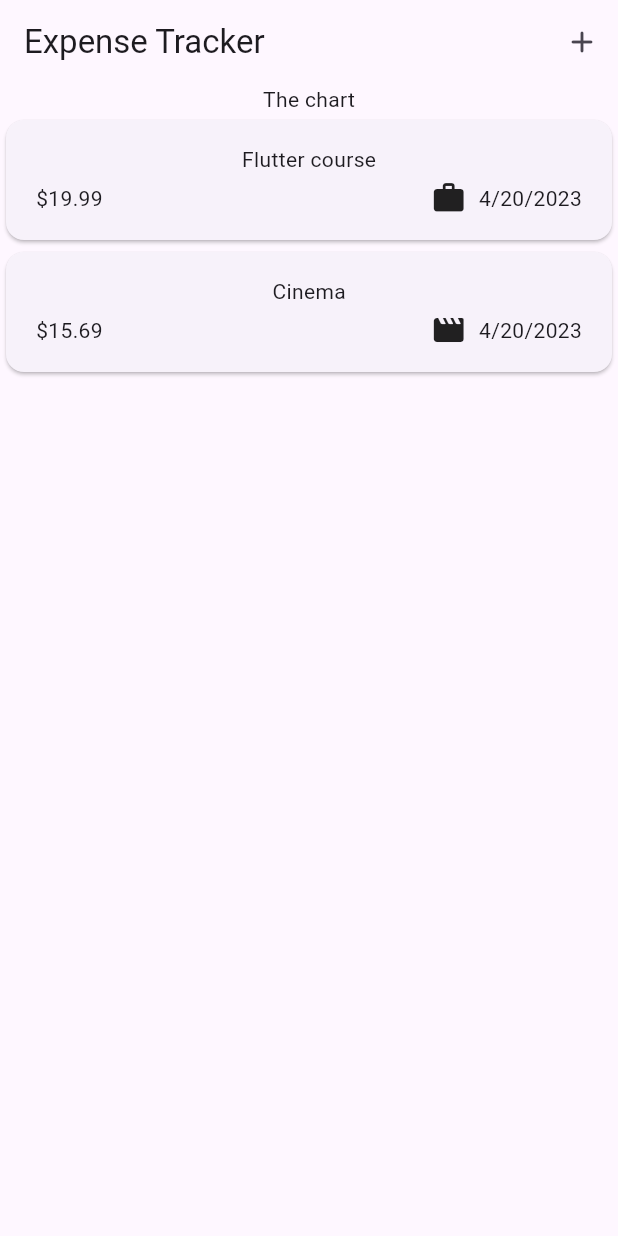
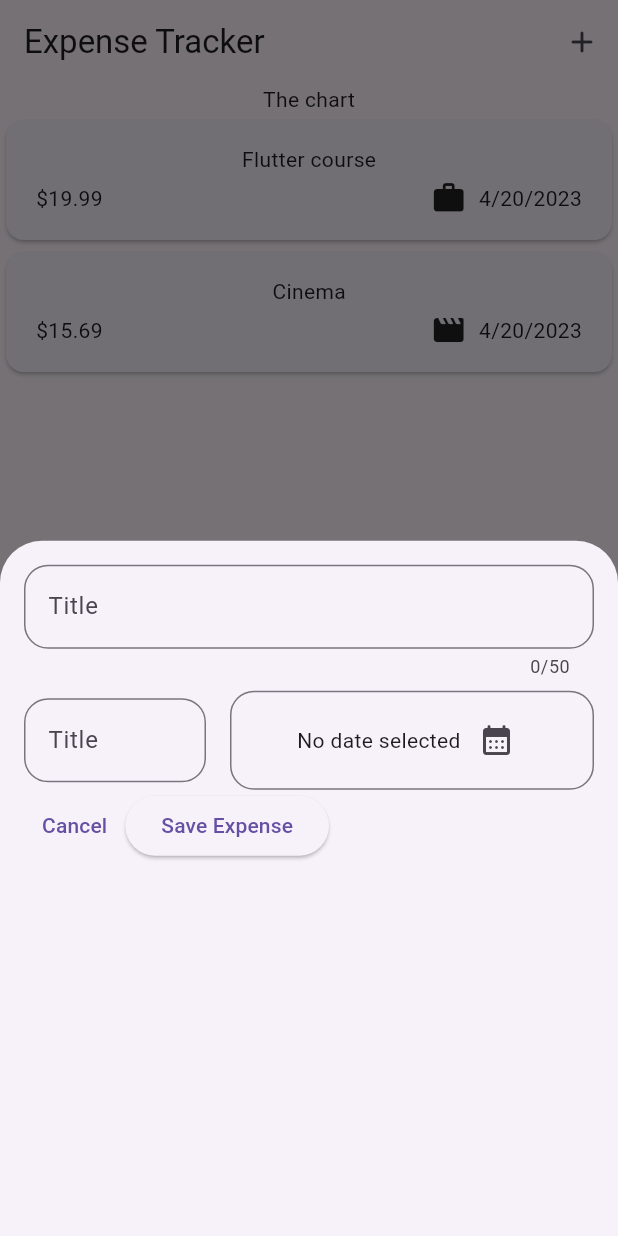
Before and after one commit to jsare/expense_tracker, a Flutter app: the screen it shows after launch, after a tap on the "add" icon, on a phone screen of 412 x 824 dp. Run offline on Flutter 3.47's test engine with Material 2 defaults, Android fonts, the phone set to English and light mode, and no system bars.

Commit message:
Add date picker

```diff
--- a/lib/expense_screen.dart
+++ b/lib/expense_screen.dart
@@ -1,3 +1,4 @@
+import 'package:expense_tracker/widgets/new_expense.dart';
 import 'package:flutter/material.dart';
 
 import 'widgets/expenses_list/expenses_list.dart';
@@ -26,6 +27,15 @@ class _ExpenseScreenState extends State<ExpenseScreen> {
     ),
   ];
 
+  void _openAddExpenseOverlay() {
+    showModalBottomSheet(
+      context: context,
+      builder: (ctx) {
+        return const NewExpense();
+      },
+    );
+  }
+
   @override
   Widget build(BuildContext context) {
     return Scaffold(
@@ -34,7 +44,7 @@ class _ExpenseScreenState extends State<ExpenseScreen> {
         centerTitle: false,
         actions: [
           IconButton(
-            onPressed: () {},
+            onPressed: _openAddExpenseOverlay,
             icon: const Icon(Icons.add_rounded),
           ),
         ],
--- a/lib/widgets/expenses_list/expenses_list.dart
+++ b/lib/widgets/expenses_list/expenses_list.dart
@@ -1,5 +1,5 @@
 import 'package:expense_tracker/models/expense.dart';
-import 'package:expense_tracker/widgets/expense_item.dart';
+import 'package:expense_tracker/widgets/expenses_list/expense_item.dart';
 import 'package:flutter/material.dart';
 
 class ExpensesList extends StatelessWidget {
--- /dev/null
+++ b/lib/widgets/new_expense.dart
@@ -0,0 +1,125 @@
+import 'package:flutter/material.dart';
+import 'package:intl/intl.dart';
+
+final formatter = DateFormat.yMd();
+
+class NewExpense extends StatefulWidget {
+  const NewExpense({super.key});
+
+  @override
+  State<NewExpense> createState() => _NewExpenseState();
+}
+
+class _NewExpenseState extends State<NewExpense> {
+  final _titileContoller = TextEditingController();
+  final _amountContoller = TextEditingController();
+  DateTime? _selectedDate;
+
+  @override
+  void dispose() {
+    _titileContoller.dispose();
+    _amountContoller.dispose();
+    super.dispose();
+  }
+
+  void _presentDatePicker() async {
+    final now = DateTime.now();
+    final firstDate = DateTime(now.year - 1, now.month, now.day);
+    final pickDate = await showDatePicker(
+      context: context,
+      initialDate: now,
+      firstDate: firstDate,
+      lastDate: now,
+    );
+
+    setState(() {
+      _selectedDate = pickDate;
+    });
+  }
+
+  @override
+  Widget build(BuildContext context) {
+    return Padding(
+      padding: const EdgeInsets.all(16.0),
+      child: Column(
+        children: [
+          TextField(
+            controller: _titileContoller,
+            maxLength: 50,
+            decoration: InputDecoration(
+                label: const Text('Title'),
+                border: OutlineInputBorder(
+                  borderRadius: BorderRadius.circular(16),
+                )),
+          ),
+          const SizedBox(height: 8),
+          Row(
+            children: [
+              Expanded(
+                flex: 1,
+                child: TextField(
+                  controller: _amountContoller,
+                  keyboardType:
+                      const TextInputType.numberWithOptions(decimal: true),
+                  decoration: InputDecoration(
+                    prefix: const Text('\$ '),
+                    label: const Text('Title'),
+                    border: OutlineInputBorder(
+                      borderRadius: BorderRadius.circular(16),
+                    ),
+                  ),
+                ),
+              ),
+              const SizedBox(width: 16),
+              Expanded(
+                flex: 2,
+                child: Container(
+                  decoration: BoxDecoration(
+                      borderRadius: BorderRadius.circular(16),
+                      border: Border.all(
+                        color: Theme.of(context).colorScheme.outline,
+                      )),
+                  child: Padding(
+                    padding: const EdgeInsets.all(8.0),
+                    child: Row(
+                      mainAxisAlignment: MainAxisAlignment.center,
+                      children: [
+                        Text(
+                          _selectedDate == null
+                              ? ' No date selected'
+                              : formatter.format(_selectedDate!),
+                        ),
+                        IconButton(
+                          onPressed: _presentDatePicker,
+                          icon: const Icon(Icons.calendar_month_rounded),
+                        ),
+                      ],
+                    ),
+                  ),
+                ),
+              )
+            ],
+          ),
+          Row(
+            children: [
+              TextButton(
+                onPressed: () {
+                  Navigator.pop(context);
+                  print(_titileContoller.text);
+                },
+                child: const Text('Cancel'),
+              ),
+              ElevatedButton(
+                onPressed: () {
+                  print(_titileContoller.text);
+                  print(_amountContoller.text);
+                },
+                child: const Text('Save Expense'),
+              ),
+            ],
+          ),
+        ],
+      ),
+    );
+  }
+}
```
Also changed, not shown: lib/widgets/expenses_list/expense_item.dart (renamed from lib/widgets/expense_item.dart).
